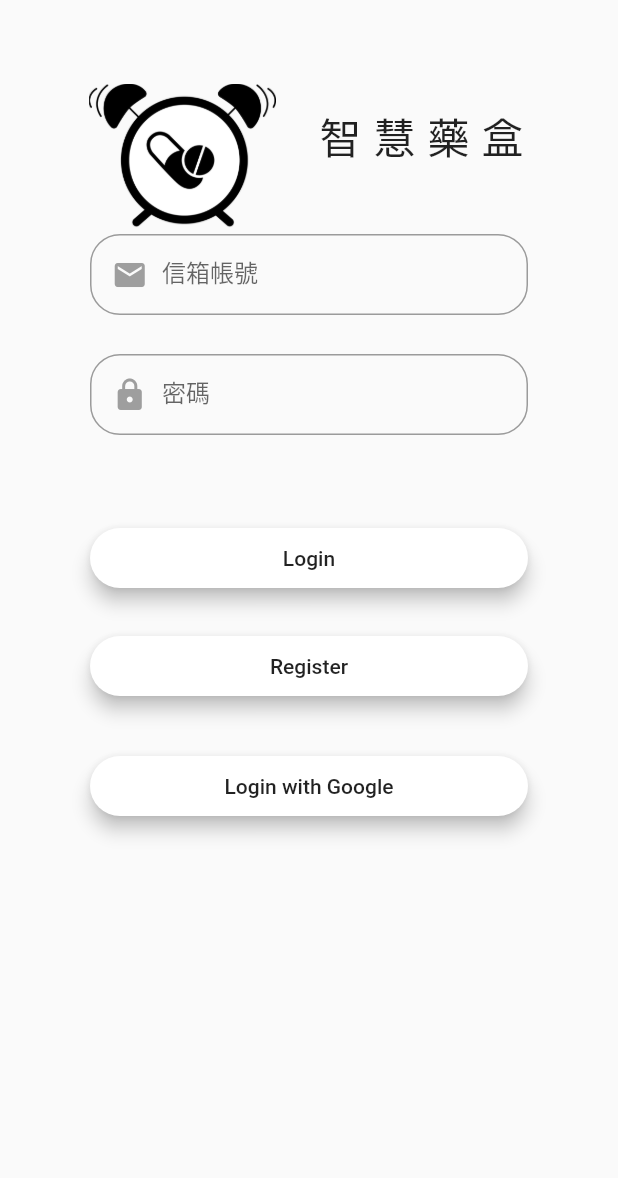
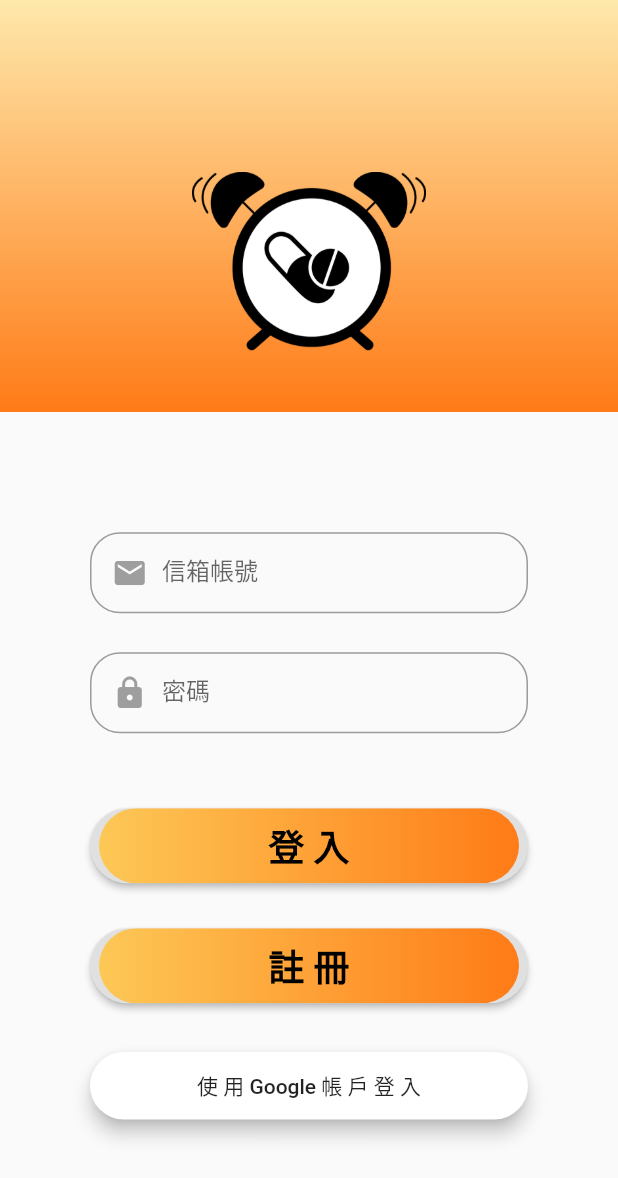
Before and after one commit to hsy-05/drug, a Flutter app: the screen it shows after launch, on a phone screen of 412 x 824 dp. Shown: the top 1178 px of the screen. Run offline on Flutter 3.47's test engine with Material 2 defaults, Android fonts, the phone set to English and light mode, and no system bars; our stand-ins replace cloud_firestore, device_info, firebase_auth, firebase_core, flutter_countdown_timer, google_sign_in and 1 more; accounts and stored records are empty.

Commit message:
介面顏色

```diff
--- a/lib/LoginPage.dart
+++ b/lib/LoginPage.dart
@@ -24,7 +24,7 @@ class _LoginPageState extends State<LoginPage> {
   @override
   Widget build(BuildContext context) {
     final loginButton = Padding(
-      padding: EdgeInsets.symmetric(vertical: 8.0), //上下邊距
+      padding: EdgeInsets.symmetric(vertical: 15.0), //上下邊距
       child: SizedBox(
         width: MediaQuery //MediaQuery.of(context) 來獲取資料
                 .of(context)
@@ -32,7 +32,23 @@ class _LoginPageState extends State<LoginPage> {
             .width,
         child: RaisedButton(
           shape: RoundedRectangleBorder(
-            borderRadius: BorderRadius.circular(BottomRadius), //按鈕邊角弧度
+              borderRadius: BorderRadius.circular(BottomRadius)),
+          padding: EdgeInsets.all(0.0),
+          child: Ink(
+            decoration: buttonbg,
+            child: Container(
+              constraints: BoxConstraints(maxWidth: 280.0, minHeight: 50.0),
+              alignment: Alignment.center,
+              child: Text(
+                loginButtonText,
+                textAlign: TextAlign.center,
+                style: TextStyle(
+                  color: Colors.black,
+                  fontSize: 24,
+                  fontWeight: FontWeight.bold,
+                ),
+              ),
+            ),
           ),
           onPressed: () async {
             if (_formKey.currentState.validate()) {
@@ -49,22 +65,36 @@ class _LoginPageState extends State<LoginPage> {
               }
             }
           },
-          padding: EdgeInsets.all(12),
-          elevation: 5,
-          //按鈕陰影
-          color: Colors.white,
-          child: Text(loginButtonText),
         ),
       ),
     );
 
     final RegisterButton = Padding(
-      padding: EdgeInsets.symmetric(vertical: 16.0),
+      padding: EdgeInsets.symmetric(vertical: 15.0), //上下邊距
       child: SizedBox(
-        width: MediaQuery.of(context).size.width,
+        width: MediaQuery //MediaQuery.of(context) 來獲取資料
+                .of(context)
+            .size
+            .width,
         child: RaisedButton(
           shape: RoundedRectangleBorder(
-            borderRadius: BorderRadius.circular(BottomRadius),
+              borderRadius: BorderRadius.circular(BottomRadius)),
+          padding: EdgeInsets.all(0.0),
+          child: Ink(
+            decoration: buttonbg,
+            child: Container(
+              constraints: BoxConstraints(maxWidth: 280.0, minHeight: 50.0),
+              alignment: Alignment.center,
+              child: Text(
+                RegisterButtonText,
+                textAlign: TextAlign.center,
+                style: TextStyle(
+                  color: Colors.black,
+                  fontSize: 24,
+                  fontWeight: FontWeight.bold,
+                ),
+              ),
+            ),
           ),
           onPressed: () async {
             Navigator.push(
@@ -73,10 +103,6 @@ class _LoginPageState extends State<LoginPage> {
                   builder: (_) => RegisterPage(),
                 ));
           },
-          padding: EdgeInsets.all(12),
-          elevation: 5,
-          color: Colors.white,
-          child: Text(RegisterButtonText),
         ),
       ),
     );
@@ -153,34 +179,49 @@ class _LoginPageState extends State<LoginPage> {
         setState(() => Password = value);
       },
     );
+    return new SafeArea(
+      top: false,
+      child: Scaffold(
+        resizeToAvoidBottomInset: false,
+        body: new Container(
+          child: new Column(
+            children: [
+              new Container(
+                width: MediaQuery.of(context).size.width,
+                height: MediaQuery.of(context).size.height / 3.0,
+                decoration: bg,
+                child: Row(
+                  mainAxisAlignment: MainAxisAlignment.center,
+                  children: [
+                    Padding(
+                      padding: const EdgeInsets.only(top: 80), ////
+                      child: Hero(
+                        tag: "main-logo", //
 
-    return Scaffold(
-      appBar: AppBar(
-        elevation: 0,
-        backgroundColor: Theme.of(context).canvasColor, //
-        // iconTheme: IconThemeData(color: Colors.grey), //change your color here
-      ),
-      body: Center(
-        child: ListView(
-          children: <Widget>[
-            Row(
-              mainAxisAlignment: MainAxisAlignment.center,
-              children: <Widget>[
-                Hero(
-                  tag: "main-logo", //
                         child: SizedBox(
-                    height: 100,
+                          height: 125,
                           child: appLogo,
                         ),
                       ),
-                Padding(
-                  padding: EdgeInsets.only(bottom: 30.0, left: 25.0),
-                  child: Text(
-                    "智慧藥盒",
-                    style: TextStyle(fontSize: 28, letterSpacing: 8.0),
+                    )
+                  ],
                 ),
-                ),
-              ],
+                // Spacer(),
+                // Align(
+                //   alignment: Alignment.bottomRight,
+                //   child: Padding(
+                //     padding: const EdgeInsets.only(
+                //         bottom: 32,
+                //         right: 32
+                //     ),
+                //     child: Text('Login',
+                //       style: TextStyle(
+                //           color: Colors.white,
+                //           fontSize: 30
+                //       ),
+                //     ),
+                //   ),
+                // ),
               ),
               Expanded(
                 flex: 1,
@@ -188,21 +229,33 @@ class _LoginPageState extends State<LoginPage> {
                   children: <Widget>[
                     Column(
                         mainAxisAlignment: MainAxisAlignment.center, //
+
                         children: <Widget>[
                           Padding(
-                          padding: const EdgeInsets.only(left: 60, right: 60),
+                            padding: const EdgeInsets.only(
+                                top: 20, left: 60, right: 60),
                             child: Form(
                               key: _formKey,
                               autovalidate: false, //是否自動校驗輸入內容
                               child: Column(
                                 crossAxisAlignment: CrossAxisAlignment.start,
-                              children: <Widget>[
+                                children: [
                                   email,
-                                const SizedBox(height: 26,),
+                                  const SizedBox(
+                                    height: 26,
+                                  ),
                                   password,
-                                const SizedBox(height: 50,), //文字框和按鈕間的距離
+                                  const SizedBox(
+                                    height: 35,
+                                  ),
+                                  //文字框和按鈕間的距離
+                                  // Row(
+                                  //   crossAxisAlignment: CrossAxisAlignment.start,
+                                  //   children: [
                                   loginButton,
                                   RegisterButton,
+                                  //   ],
+                                  // ),
                                   LoginGoogleButton
                                 ],
                               ),
@@ -215,6 +268,7 @@ class _LoginPageState extends State<LoginPage> {
             ],
           ),
         ),
+      ),
     );
   }
 }
--- a/lib/authHome/model/time_firebase.dart
+++ b/lib/authHome/model/time_firebase.dart
@@ -1,7 +1,4 @@
 import 'package:cloud_firestore/cloud_firestore.dart';
-import 'package:flutter1/utils/auth_helper.dart';
-import 'package:firebase_auth/firebase_auth.dart';  //
-import 'package:flutter1/authHome/model/user.dart';
 
   class Times {
 
@@ -18,11 +15,13 @@ final CollectionReference timeCollection = FirebaseFirestore.instance.collection
 
     static Future<void> addItem({
       String dateTime,
+      String drugText,
     }) async {
       DocumentReference documentReferencer =
       timeCollection.doc(userid).collection('items').doc();
 
       Map<String, dynamic> data = <String, dynamic>{
+        "藥名": drugText,
         'set_time': dateTime,
       };
 
@@ -35,12 +34,14 @@ final CollectionReference timeCollection = FirebaseFirestore.instance.collection
 ////
     static Future<void> updateItem({
       String dateTime,
+      String drugText,
       String docId,
     }) async {
       DocumentReference documentReferencer =
       timeCollection.doc(userid).collection('items').doc(docId);
 
       Map<String, dynamic> data = <String, dynamic>{
+        "藥名": drugText,
         'set_time': dateTime,
       };
 
@@ -52,8 +53,8 @@ final CollectionReference timeCollection = FirebaseFirestore.instance.collection
 
 ////
     static Stream<QuerySnapshot> readItems() {
-      CollectionReference timeItemCollection =
-      timeCollection.doc(userid).collection('items');
+      Query timeItemCollection =
+      timeCollection.doc(userid).collection('items').orderBy('set_time', descending: true); //排序
 
       return timeItemCollection.snapshots();
     }
--- a/lib/authHome/profile.dart
+++ b/lib/authHome/profile.dart
@@ -37,7 +37,7 @@ class _ProfileState extends State<Profile> {
                 Padding(
                   padding: EdgeInsets.only(top: 20.0,left: 50.0),
                   child: Text(
-                    "下次吃藥時間4",
+                    "會員資料顯示",
                     style: TextStyle(fontSize: 28,letterSpacing: 8.0),
                   ),
                 ),
--- a/lib/authHome/record.dart
+++ b/lib/authHome/record.dart
@@ -15,7 +15,7 @@ class _RecordState extends State<Record> {
   Widget build(BuildContext context) {
     return new Scaffold(
       appBar: new AppBar(
-        title: new Text("Hi"),
+        title: new Text("吃藥紀錄"),
       ),
       body: new ListView(
         children:
--- a/lib/authHome/set_time.dart
+++ b/lib/authHome/set_time.dart
@@ -3,7 +3,6 @@ import 'package:cloud_firestore/cloud_firestore.dart';
 import 'package:flutter/material.dart';
 import 'package:flutter1/authHome/time_content/list_item.dart';
 import 'package:flutter1/authHome/time_content/add_time_form.dart';
-import 'model/time_firebase.dart';
 
 class SetTime extends StatefulWidget {
   SetTime({Key key}) : super(key: key);
@@ -30,6 +29,7 @@ class _SetState extends State<SetTime> {
         body: SafeArea(     //每個List的顯示
           child: Padding(
             padding: const EdgeInsets.only(
+              top: 20.0,
               left: 16.0,
               right: 16.0,
               bottom: 20.0,
--- a/lib/helpers/Constants.dart
+++ b/lib/helpers/Constants.dart
@@ -1,4 +1,5 @@
 import 'package:flutter/material.dart';
+
 // Pages
 const loginPageTag = 'Login Page';
 const homePageTag = 'Home Page';
@@ -7,19 +8,16 @@ const RegisterPageTag = 'Register Page';
 final buttonTextStyle = TextStyle(letterSpacing: 28.0);
 
 // Colors
-Color appDarkGreyColor = Color.fromRGBO(234, 127, 26, 1.0);
-Color appGreyColor = Color.fromRGBO(210, 112, 20, .9); //按鈕
+// Color appDarkGreyColor = Color.fromRGBO(234, 127, 26, 1.0);
+// Color appGreyColor = Color.fromRGBO(210, 112, 20, .9); //按鈕
 
 // Strings
 const appTitle = "Contactly";
 const pinCodeText = "帳號";
 const pinCodeHintText = "請輸入手機號";
-const loginButtonText = "Login";
-const RegisterButtonText = "Register";
-const LoginWithGoogle = "Login with Google";
-
-const homePageButtonText = "HomePage";
-const pagesHomeButtonText = "PagesHome";
+const loginButtonText = "登 入";
+const RegisterButtonText = "註 冊";
+const LoginWithGoogle = "使 用 Google 帳 戶 登 入"; //Login with Google
 
 String Name = '';
 String Email = '';
@@ -30,3 +28,32 @@ Image appLogo = Image.asset('assets/images/drug_icon5.png');
 
 // Sizes
 const BottomRadius = 26.0;
+
+const bg = BoxDecoration(
+  gradient: LinearGradient(
+    begin: Alignment.topCenter,
+    end: Alignment.bottomCenter,
+    colors: [
+      Color.fromRGBO(254, 232, 171, 1.0),
+      Color.fromRGBO(255, 123, 23, 1.0)
+    ],
+  ),
+// borderRadius: BorderRadius.only(
+//     bottomLeft: Radius.circular(30),
+//     bottomRight: Radius.circular(30)
+// )
+);
+
+const _radius = 30.0;
+const buttonbg = BoxDecoration(
+    gradient: LinearGradient(
+      colors: [
+        Color.fromRGBO(253, 200, 86 , 1.0),
+        Color.fromRGBO(255, 123, 23, 1.0)
+      ],
+      begin: Alignment.centerLeft,
+      end: Alignment.centerRight,
+    ),
+    borderRadius: BorderRadius.all(Radius.circular(_radius))
+
+);
--- a/lib/main.dart
+++ b/lib/main.dart
@@ -8,9 +8,14 @@ import 'package:flutter1/admin_home.dart';
 import 'package:cloud_firestore/cloud_firestore.dart';
 import 'package:firebase_auth/firebase_auth.dart';
 import 'package:firebase_core/firebase_core.dart';
+import 'package:flutter/services.dart';
 
 void main() async {
   WidgetsFlutterBinding.ensureInitialized();
+  SystemUiOverlayStyle systemUiOverlayStyle = SystemUiOverlayStyle(
+      statusBarColor: Colors.transparent,
+  );
+  SystemChrome.setSystemUIOverlayStyle(SystemUiOverlayStyle.dark);
   await Firebase.initializeApp();
   runApp(MyApp());
 }
@@ -18,6 +23,7 @@ void main() async {
 class MyApp extends StatelessWidget {
   @override
   Widget build(BuildContext context) {
+
     final routes = <String, WidgetBuilder>{
       loginPageTag: (context) => LoginPage(),
       homePageTag: (context) => HomePage(),
@@ -25,11 +31,11 @@ class MyApp extends StatelessWidget {
 
     };
     return MaterialApp(
-      debugShowCheckedModeBanner: false,
+      debugShowCheckedModeBanner: false,  //右上角debug取消
       title: '智慧藥盒',
-      theme: ThemeData(
-        primarySwatch: Colors.blue,
-      ),
+      // theme: ThemeData(
+      //   primarySwatch: Colors.blue,
+      // ),
       home: MainScreen(),
     );
 
@@ -39,6 +45,7 @@ class MyApp extends StatelessWidget {
 class MainScreen extends StatelessWidget {
   @override
   Widget build(BuildContext context) {
+
     return StreamBuilder<User>(
         stream: FirebaseAuth.instance.authStateChanges(),
         builder: (context, snapshot) {
--- a/pubspec.yaml
+++ b/pubspec.yaml
@@ -36,9 +36,7 @@ dependencies:
   google_sign_in: ^5.0.2
   device_info: ^2.0.0
   package_info: ^2.0.0
-  flutter_cupertino_date_picker: ^1.0.26+2
   date_format: ^2.0.2
-  flutter_datetime_picker: ^1.5.1
   numberpicker: ^2.1.1
   json_annotation: ^4.0.1
   flutter_countdown_timer: ^4.1.0
```
Also changed, not shown: lib/HomePage.dart (+7 -8 lines), lib/RegisterPage.dart (+72 -65 lines), lib/authHome/time_content/add_time_form.dart (+38 -33 lines), lib/authHome/time_content/edit_time_form.dart (+8 -7 lines), lib/authHome/time_content/list_item.dart (+7 -0 lines), lib/authHome/time_content/screens/add_time.dart (+9 -6 lines), lib/helpers/placeholder_widget.dart (+14 -14 lines), pubspec.lock. Lines whose indentation alone changed are shown as unchanged.
